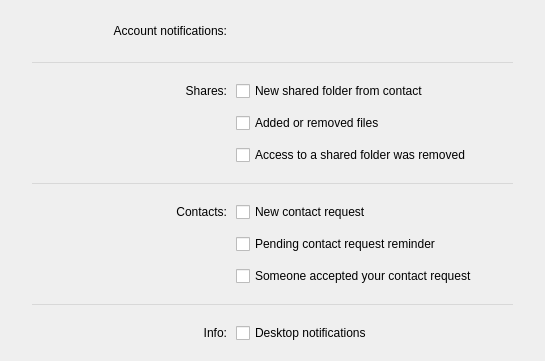
This is src/MEGASync/gui/macx/NotificationsSettings.ui in meganz/MEGAsync as Qt 5 draws it before an edit. The edited form follows.
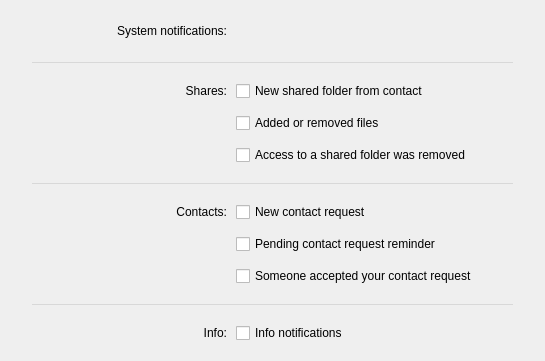
This is the edited form. Custom widgets are drawn as their Qt base class.

Commit message: SNC-2553. Some word changed in new Notification Settings

Patch:
```diff
--- a/src/MEGASync/gui/macx/NotificationsSettings.ui
+++ b/src/MEGASync/gui/macx/NotificationsSettings.ui
@@ -61,7 +61,7 @@
         </size>
        </property>
        <property name="text">
-        <string>Account notifications:</string>
+        <string>System notifications:</string>
        </property>
        <property name="alignment">
         <set>Qt::AlignRight|Qt::AlignTrailing|Qt::AlignVCenter</set>
@@ -368,7 +368,7 @@
         <item row="0" column="1" rowspan="2">
          <widget class="QCheckBox" name="DesktopCheck">
           <property name="text">
-           <string>Desktop notifications</string>
+           <string>Info notifications</string>
           </property>
           <property name="NotificationType" stdset="0">
            <UInt>7</UInt>
```
The commit also changes 3 other files.
